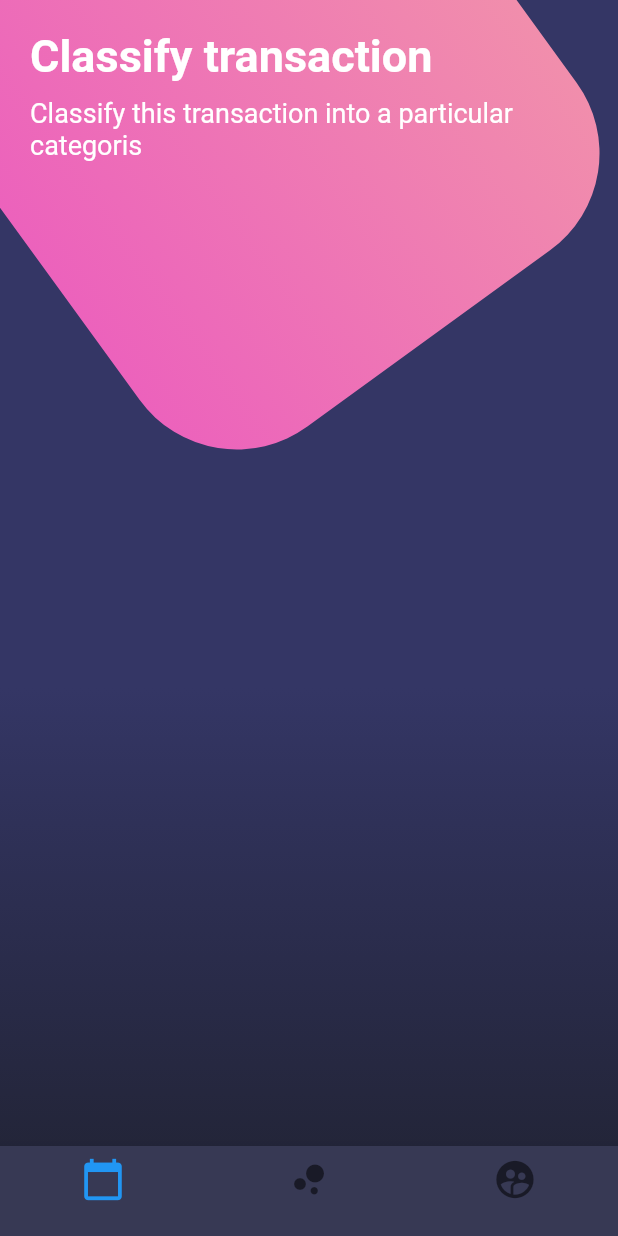
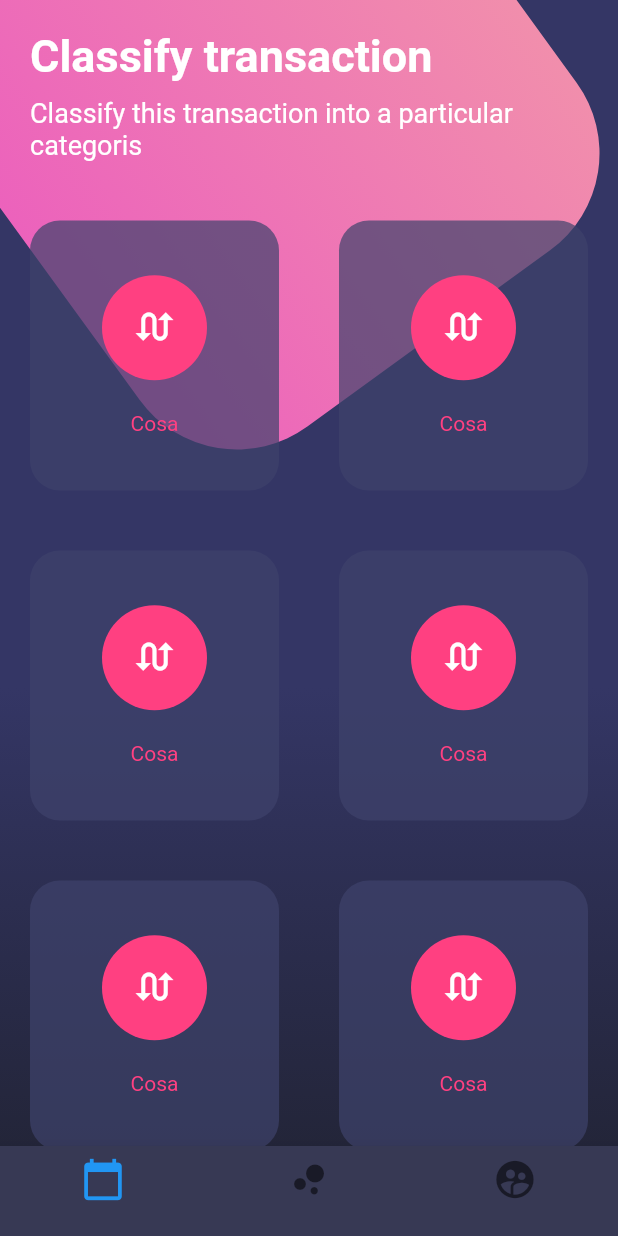
Before and after one commit to muckystack/flutter_disenos_FH, a Flutter app: the screen it shows after launch, on a phone screen of 412 x 824 dp. Run offline on Flutter 3.47's test engine with Material 2 defaults, Android fonts, the phone set to English and light mode, and no system bars.

Commit message:
Agrego las cajas que seran los botones

```diff
--- a/lib/src/pages/botones_page.dart
+++ b/lib/src/pages/botones_page.dart
@@ -16,6 +16,7 @@ class BotonesPage extends StatelessWidget {
             child: Column(
               children: <Widget>[
                 _titulos(),
+                _botonesRedondeados()
               ],
             ),
           )
@@ -120,4 +121,66 @@ class BotonesPage extends StatelessWidget {
     );
 
   }
+
+  Widget _botonesRedondeados() {
+
+    return Table(
+      children: [
+        TableRow(
+          children: [
+            _crearBotonRedondeado(),
+            _crearBotonRedondeado()
+          ]
+        ),
+        TableRow(
+          children: [
+            _crearBotonRedondeado(),
+            _crearBotonRedondeado()
+          ]
+        ),
+        TableRow(
+          children: [
+            _crearBotonRedondeado(),
+            _crearBotonRedondeado()
+          ]
+        ),
+        TableRow(
+          children: [
+            _crearBotonRedondeado(),
+            _crearBotonRedondeado()
+          ]
+        ),
+      ],
+    );
+
+  }
+
+  Widget _crearBotonRedondeado() {
+
+    return Container(
+      height: 180.0,
+      margin: EdgeInsets.all(20.0),
+      decoration: BoxDecoration(
+        color: Color.fromRGBO(62, 66, 107, 0.7),
+        borderRadius: BorderRadius.circular(20.0)
+      ),
+      child: Column(
+        mainAxisAlignment: MainAxisAlignment.spaceAround,
+        children: <Widget>[
+          SizedBox(height: 5.0),
+          CircleAvatar(
+            backgroundColor: Colors.pinkAccent,
+            radius: 35.0,
+            child: Icon(Icons.swap_calls, color: Colors.white, size: 30.0),
+          ),
+          Text(
+            'Cosa',
+            style: TextStyle(color: Colors.pinkAccent),
+          ),
+          SizedBox(height: 5.0),
+        ],
+      ),
+    );
+
+  }
 }
```
